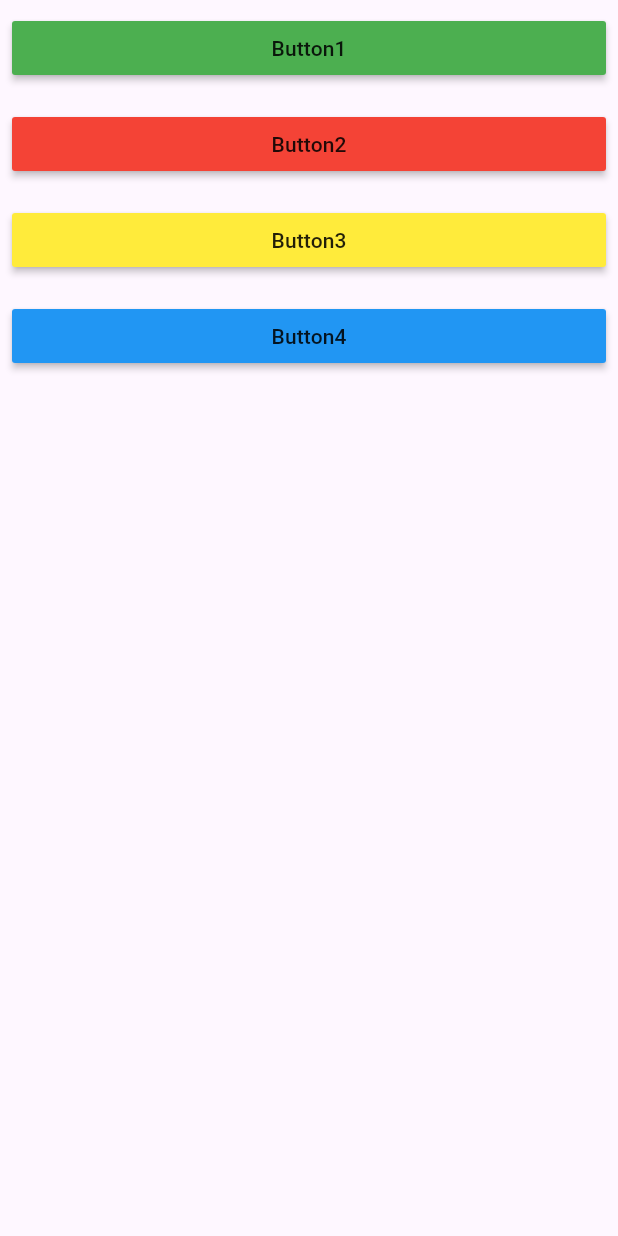
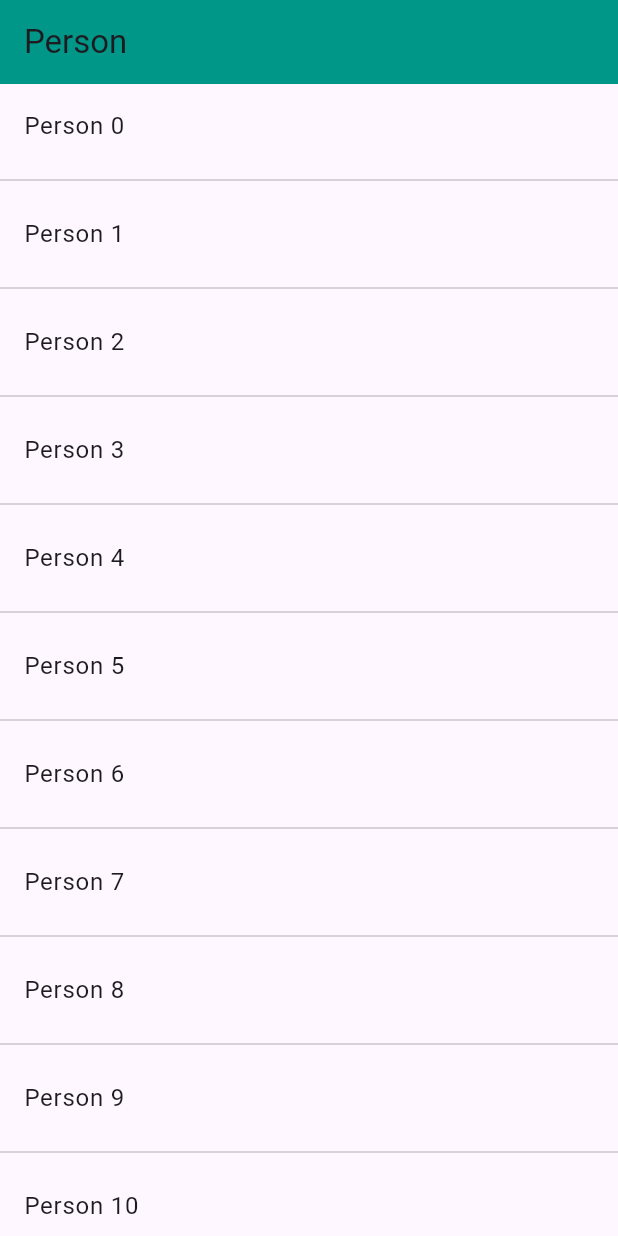
Before and after one commit to Pai5020/Basics-1, a Flutter app: the screen it shows after launch, on a phone screen of 412 x 824 dp. Run offline on Flutter 3.47's test engine with Material 3 defaults, Android fonts, the phone set to English and light mode, and no system bars.

Commit message:
next commit

```diff
--- a/lib/app.dart
+++ b/lib/app.dart
@@ -1,12 +1,13 @@
 import 'package:flutter/material.dart';
 import 'package:new_project/buttonListPage.dart';
+import 'package:new_project/screen1.dart';
 
 class App extends StatelessWidget {
   @override
   Widget build(BuildContext context) {
     return MaterialApp(
       home: Scaffold(
-        body: ButtonListPage(),
+        body: Screen1(),
       ),
     );
   }
--- /dev/null
+++ b/lib/screen1.dart
@@ -0,0 +1,34 @@
+import 'package:flutter/material.dart';
+import 'package:new_project/screen2.dart';
+
+class Screen1 extends StatelessWidget {
+  const Screen1({super.key});
+
+  @override
+  Widget build(BuildContext context) {
+    return Scaffold(
+      appBar: AppBar(
+        backgroundColor: Colors.teal,
+        title: Text("Person"),
+      ),
+      body: SafeArea(
+        child: ListView.separated(
+          itemBuilder: (context, index) {
+            return ListTile(
+              title: Text('Person $index'),
+              onTap: () {
+                Navigator.of(context).push(MaterialPageRoute(
+                  builder: (context) => Screen2(name: 'Person $index'),
+                ));
+              },
+            );
+          },
+          separatorBuilder: (context, index) {
+            return Divider();
+          },
+          itemCount: 30,
+        ),
+      ),
+    );
+  }
+}
```
Also changed, not shown: lib/screen2.dart (added, +25 -0 lines).
